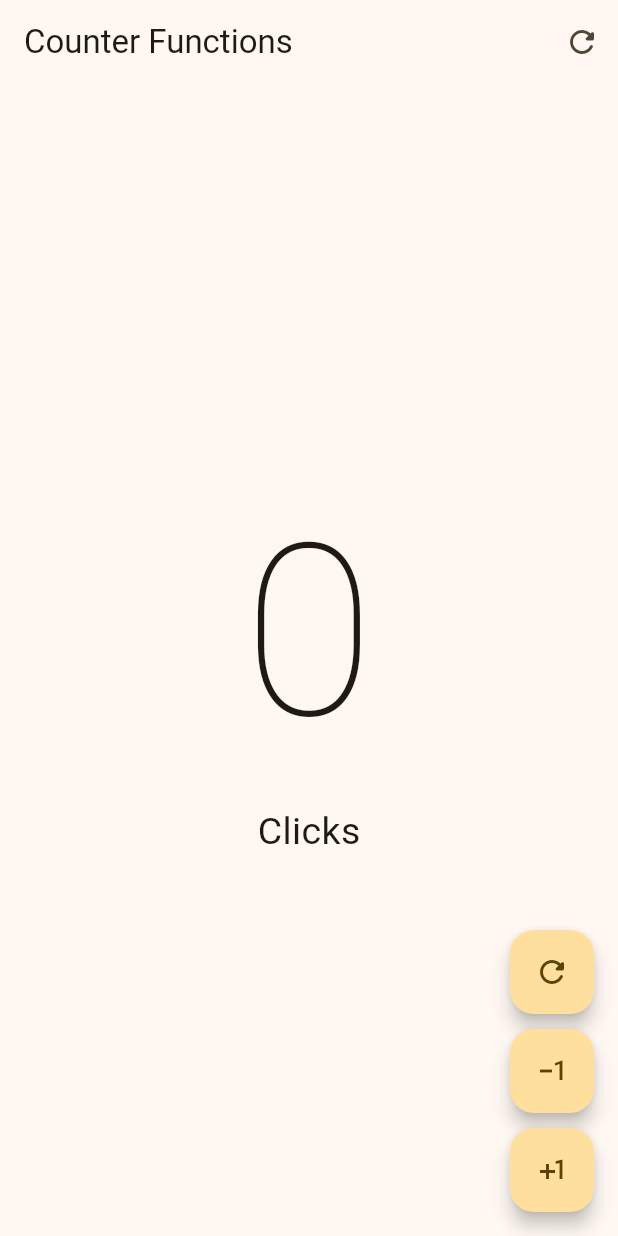
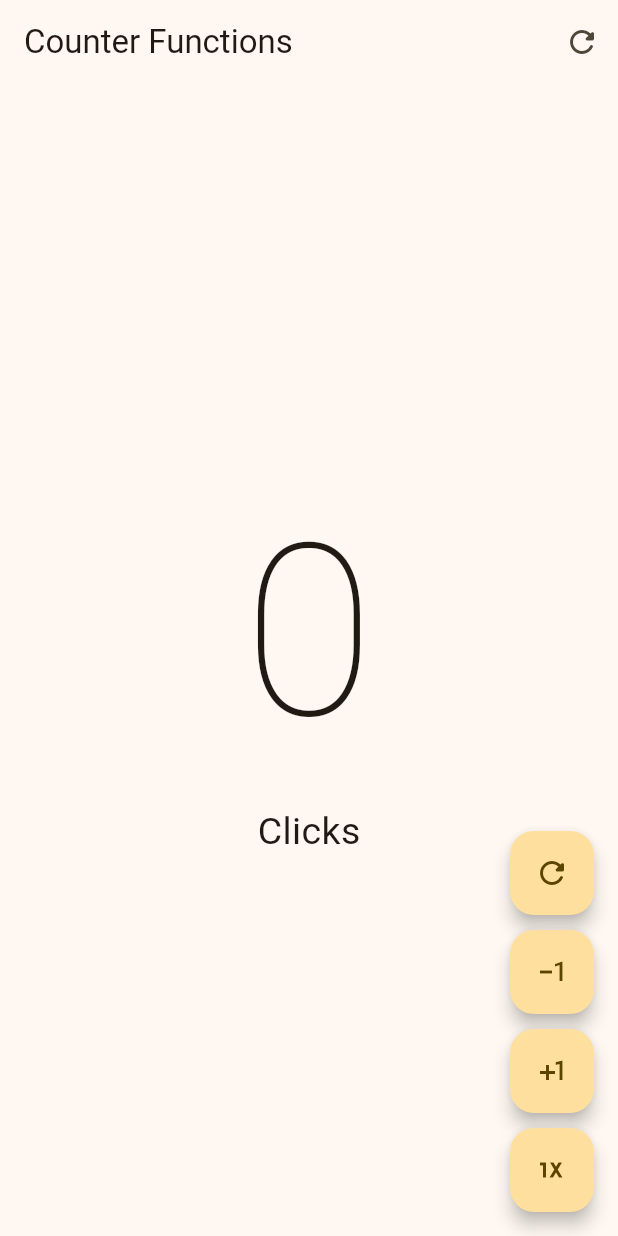
Before and after one commit to esarmiem/CounterApp, a Flutter app: the screen it shows after launch, on a phone screen of 412 x 824 dp. Run offline on Flutter 3.47's test engine with Material 2 defaults, Android fonts, the phone set to English and light mode, and no system bars.

Commit message:
ADD x button

```diff
--- a/lib/presentation/screens/counter/counter_functions_screen.dart
+++ b/lib/presentation/screens/counter/counter_functions_screen.dart
@@ -72,6 +72,17 @@ class _CounterFunctionsScreenState extends State<CounterFunctionsScreen> {
                 });
               },
             ),
+            const SizedBox(
+              height: 10,
+            ),
+            CustomButton(
+              icon: Icons.one_x_mobiledata,
+              onPressed: () {
+                setState(() {
+                  clickCounter += clickCounter * 2;
+                });
+              },
+            ),
           ],
         ));
   }
```
